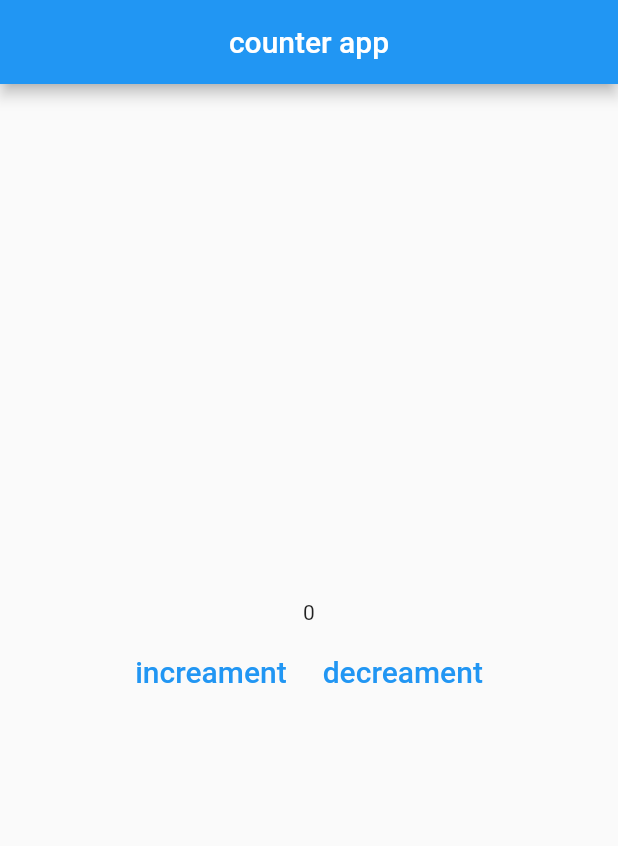
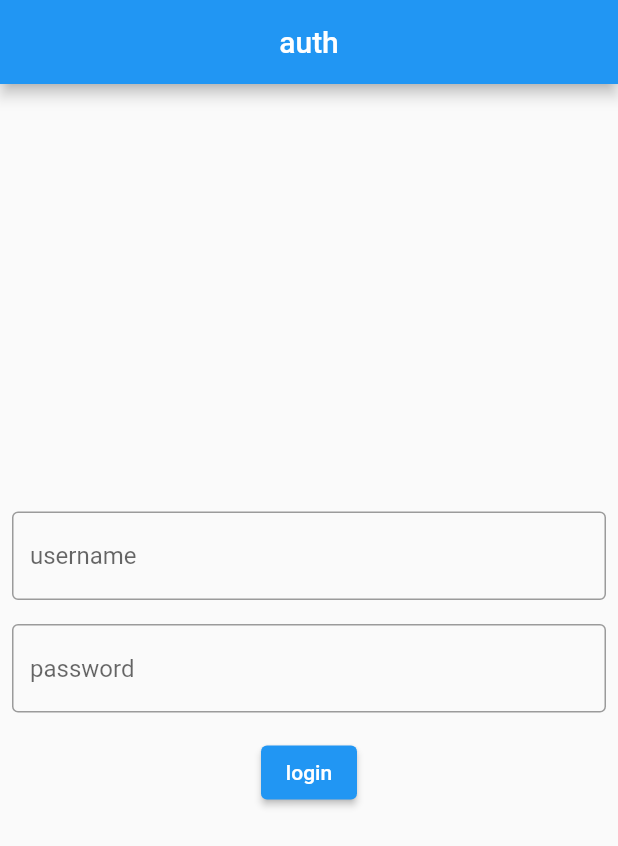
Before and after one commit to AnasAltarazi1998/bloc_sessions, a Flutter app: the screen it shows after launch, on a phone screen of 412 x 824 dp. Shown: the top 846 px of the screen. Run offline on Flutter 3.47's test engine with Material 2 defaults, Android fonts, the phone set to English and light mode, and no system bars; our stand-ins replace bloc, flutter_bloc, get, shared_preferences.

Commit message:
-- Auch bloc

```diff
--- a/lib/Home.dart
+++ /dev/null
@@ -1,66 +0,0 @@
-import 'package:bloc_sessions/bloc/counter_bloc.dart';
-import 'package:flutter/material.dart';
-import 'package:flutter_bloc/flutter_bloc.dart';
-import 'package:get/get.dart';
-
-class Home extends StatelessWidget {
-  Home({Key key}) : super(key: key);
-  CounterBloc counter_bloc;
-  int i = 0;
-  @override
-  Widget build(BuildContext context) {
-    return BlocProvider<CounterBloc>(
-      create: (context) => (counter_bloc = CounterBloc()),
-      child: Scaffold(
-        appBar: AppBar(
-          title: Text('counter app'),
-          centerTitle: true,
-        ),
-        body: Center(
-          child: Column(
-            mainAxisAlignment: MainAxisAlignment.center,
-            children: [
-              BlocBuilder<CounterBloc, CounterState>(
-                builder: (context, state) {
-                  if (state is IncreamentState) {
-                    return Text('${(i = state.i)}');
-                  } else if (state is DecreamentState) {
-                    Get.snackbar("decreament state", 'new value ${state.i}');
-                    return Text('${(i = state.i)}');
-                  } else if (state is CounterInitial) {
-                    return Text('$i');
-                  } else {
-                    return Text('something went wrong');
-                  }
-                },
-              ),
-              ButtonBar(
-                alignment: MainAxisAlignment.center,
-                children: [
-                  TextButton(
-                    onPressed: () {
-                      counter_bloc.add(IncreamentEvent(i: i));
-                    },
-                    child: Text(
-                      'increament',
-                      style: TextStyle(fontSize: 20),
-                    ),
-                  ),
-                  TextButton(
-                    onPressed: () {
-                      counter_bloc.add(DecreamentEvent(i: i));
-                    },
-                    child: Text(
-                      'decreament',
-                      style: TextStyle(fontSize: 20),
-                    ),
-                  ),
-                ],
-              )
-            ],
-          ),
-        ),
-      ),
-    );
-  }
-}
--- a/lib/bloc/CounterService.dart
+++ /dev/null
@@ -1,4 +0,0 @@
-class CounterService {
-  int increament({int i}) => ++i;
-  int decreament({int i}) => --i;
-}
--- /dev/null
+++ b/lib/bloc/auth_bloc.dart
@@ -0,0 +1,35 @@
+import 'dart:async';
+
+import 'package:bloc/bloc.dart';
+import 'package:bloc_sessions/models/auth_model.dart';
+import 'package:bloc_sessions/models/registered_user.dart';
+import 'package:bloc_sessions/services/auth_service.dart';
+import 'package:bloc_sessions/util/local_cred.dart';
+import 'package:get/get.dart';
+import 'package:meta/meta.dart';
+
+part 'auth_event.dart';
+part 'auth_state.dart';
+
+class AuthBloc extends Bloc<AuthEvent, AuthState> {
+  AuthBloc() : super(AuthInitial());
+  AuthService authService = AuthService();
+
+  StorageUtil storageUtil = StorageUtil.getInstance();
+  @override
+  Stream<AuthState> mapEventToState(
+    AuthEvent event,
+  ) async* {
+    if (event is LoginEvent) {
+      yield AuthenticatingState();
+      try {
+        RegisteredUser result = await authService.authUser(event.authModel);
+        storageUtil.storeAuth(result);
+        yield AuthenticatedState(registeredUser: result);
+      } catch (e) {
+        yield ErrorState(
+            message: e.toString().substring(e.toString().indexOf(':') + 1));
+      }
+    }
+  }
+}
--- /dev/null
+++ b/lib/bloc/auth_event.dart
@@ -0,0 +1,10 @@
+part of 'auth_bloc.dart';
+
+@immutable
+abstract class AuthEvent {}
+
+class LoginEvent extends AuthEvent {
+  AuthModel authModel;
+
+  LoginEvent({this.authModel});
+}
--- /dev/null
+++ b/lib/bloc/auth_state.dart
@@ -0,0 +1,19 @@
+part of 'auth_bloc.dart';
+
+@immutable
+abstract class AuthState {}
+
+class AuthInitial extends AuthState {}
+
+class ErrorState extends AuthState {
+  String message;
+  ErrorState({this.message});
+}
+
+class AuthenticatedState extends AuthState {
+  RegisteredUser registeredUser;
+
+  AuthenticatedState({this.registeredUser});
+}
+
+class AuthenticatingState extends AuthState {}
--- a/lib/bloc/counter_bloc.dart
+++ /dev/null
@@ -1,25 +0,0 @@
-import 'dart:async';
-
-import 'package:bloc/bloc.dart';
-import 'package:bloc_sessions/bloc/CounterService.dart';
-import 'package:get/get.dart';
-import 'package:meta/meta.dart';
-
-part 'counter_event.dart';
-part 'counter_state.dart';
-
-class CounterBloc extends Bloc<CounterEvent, CounterState> {
-  CounterBloc() : super(CounterInitial());
-  CounterService counterService = CounterService();
-
-  @override
-  Stream<CounterState> mapEventToState(CounterEvent event) async* {
-    yield CounterInitial();
-    if (event is IncreamentEvent) {
-      Get.snackbar("increamnet state", 'new value ${event.i}');
-      yield IncreamentState(i: counterService.increament(i: event.i));
-    } else if (event is DecreamentEvent) {
-      yield DecreamentState(i: counterService.decreament(i: event.i));
-    }
-  }
-}
--- a/lib/bloc/counter_event.dart
+++ /dev/null
@@ -1,14 +0,0 @@
-part of 'counter_bloc.dart';
-
-@immutable
-abstract class CounterEvent {}
-
-class IncreamentEvent extends CounterEvent {
-  int i;
-  IncreamentEvent({this.i});
-}
-
-class DecreamentEvent extends CounterEvent {
-  int i;
-  DecreamentEvent({this.i});
-}
--- a/lib/bloc/counter_state.dart
+++ /dev/null
@@ -1,16 +0,0 @@
-part of 'counter_bloc.dart';
-
-@immutable
-abstract class CounterState {}
-
-class CounterInitial extends CounterState {}
-
-class IncreamentState extends CounterState {
-  int i;
-  IncreamentState({this.i});
-}
-
-class DecreamentState extends CounterState {
-  int i;
-  DecreamentState({this.i});
-}
--- /dev/null
+++ b/lib/login.dart
@@ -0,0 +1,113 @@
+import 'package:bloc_sessions/bloc/auth_bloc.dart';
+import 'package:bloc_sessions/models/auth_model.dart';
+import 'package:bloc_sessions/services/auth_service.dart';
+import 'package:flutter/material.dart';
+import 'package:flutter_bloc/flutter_bloc.dart';
+import 'package:get/get.dart';
+
+class Login extends StatelessWidget {
+  Login({Key key}) : super(key: key);
+
+  TextEditingController usernameController = TextEditingController();
+  TextEditingController passwordController = TextEditingController();
+  AuthService authService = AuthService();
+  AuthBloc authBloc;
+  @override
+  Widget build(BuildContext context) {
+    return BlocProvider(
+      create: (context) {
+        return (authBloc = AuthBloc());
+      },
+      child: Scaffold(
+        appBar: AppBar(
+          title: Text('auth'),
+          centerTitle: true,
+          titleSpacing: 2,
+        ),
+        body: Padding(
+          padding: const EdgeInsets.all(8.0),
+          child: BlocConsumer<AuthBloc, AuthState>(
+            listener: (context, state) {
+              if (state is AuthenticatedState)
+                Navigator.of(context)
+                    .pushNamedAndRemoveUntil('/profile', (route) => false);
+            },
+            builder: (context, state) {
+              if (state is AuthInitial) {
+                return Column(
+                  mainAxisAlignment: MainAxisAlignment.center,
+                  children: [
+                    TextField(
+                      controller: usernameController,
+                      decoration: InputDecoration(
+                          border: OutlineInputBorder(), hintText: 'username'),
+                    ),
+                    Padding(padding: EdgeInsets.all(8)),
+                    TextField(
+                      controller: passwordController,
+                      obscureText: true,
+                      decoration: InputDecoration(
+                          border: OutlineInputBorder(), hintText: 'password'),
+                    ),
+                    Padding(padding: EdgeInsets.all(8)),
+                    ElevatedButton(
+                        onPressed: () {
+                          authBloc.add(
+                            LoginEvent(
+                              authModel: AuthModel(
+                                  email: usernameController.text,
+                                  password: passwordController.text),
+                            ),
+                          );
+                        },
+                        child: Text('login'))
+                  ],
+                );
+              } else if (state is AuthenticatingState) {
+                return Center(
+                  child: CircularProgressIndicator(),
+                );
+              } else if (state is ErrorState) {
+                return Column(
+                  mainAxisAlignment: MainAxisAlignment.center,
+                  children: [
+                    TextField(
+                      controller: usernameController,
+                      decoration: InputDecoration(
+                          border: OutlineInputBorder(), hintText: 'username'),
+                    ),
+                    Padding(padding: EdgeInsets.all(8)),
+                    TextField(
+                      controller: passwordController,
+                      obscureText: true,
+                      decoration: InputDecoration(
+                          border: OutlineInputBorder(), hintText: 'password'),
+                    ),
+                    Padding(padding: EdgeInsets.all(8)),
+                    ElevatedButton(
+                      onPressed: () {
+                        authBloc.add(
+                          LoginEvent(
+                            authModel: AuthModel(
+                                email: usernameController.text,
+                                password: passwordController.text),
+                          ),
+                        );
+                      },
+                      child: Text('login'),
+                    ),
+                    Text(
+                      '${state.message}',
+                      style: TextStyle(color: Colors.red),
+                    )
+                  ],
+                );
+              } else
+                return Text('something went wrong');
+            },
+          ),
+        ),
+      ),
+    );
+  }
+}
--- a/lib/main.dart
+++ b/lib/main.dart
@@ -1,19 +1,24 @@
-import 'package:bloc_sessions/Home.dart';
+import 'package:bloc_sessions/login.dart';
+import 'package:bloc_sessions/profile.dart';
+import 'package:bloc_sessions/util/local_cred.dart';
 import 'package:flutter/material.dart';
 import 'package:get/get.dart';
 
-void main() {
-  runApp(MyApp());
+void main() async {
+  WidgetsFlutterBinding.ensureInitialized();
+  StorageUtil storageUtil = StorageUtil.getInstance();
+  String home = await storageUtil.initRoute();
+  runApp(MyApp(home: home));
 }
 
 class MyApp extends StatelessWidget {
-  const MyApp({Key key}) : super(key: key);
-
+  MyApp({Key key, this.home}) : super(key: key);
+  String home;
   @override
   Widget build(BuildContext context) {
     return GetMaterialApp(
-      initialRoute: '/home',
-      routes: {'/home': (_) => Home()},
+      initialRoute: home,
+      routes: {'/home': (_) => Login(), '/profile': (_) => Profile()},
     );
   }
 }
--- /dev/null
+++ b/lib/models/auth_model.dart
@@ -0,0 +1,18 @@
+class AuthModel {
+  String password;
+  String email;
+
+  AuthModel({this.password, this.email});
+
+  AuthModel.fromJson(Map<String, dynamic> json) {
+    password = json['password'];
+    email = json['email'];
+  }
+
+  Map<String, dynamic> toJson() {
+    final Map<String, dynamic> data = new Map<String, dynamic>();
+    data['password'] = this.password;
+    data['email'] = this.email;
+    return data;
+  }
+}
--- /dev/null
+++ b/lib/models/registered_user.dart
@@ -0,0 +1,44 @@
+class RegisteredUser {
+  int id;
+  String username;
+  String email;
+  String password;
+  Null birthday;
+  Null address;
+  String college;
+  String gender;
+
+  RegisteredUser(
+      {this.id,
+      this.username,
+      this.email,
+      this.password,
+      this.birthday,
+      this.address,
+      this.college,
+      this.gender});
+
+  RegisteredUser.fromJson(Map<String, dynamic> json) {
+    id = json['id'];
+    username = json['username'];
+    email = json['email'];
+    password = json['password'];
+    birthday = json['birthday'];
+    address = json['address'];
+    college = json['college'];
+    gender = json['gender'];
+  }
+
+  Map<String, dynamic> toJson() {
+    final Map<String, dynamic> data = new Map<String, dynamic>();
+    data['id'] = this.id;
+    data['username'] = this.username;
+    data['email'] = this.email;
+    data['password'] = this.password;
+    data['birthday'] = this.birthday;
+    data['address'] = this.address;
+    data['college'] = this.college;
+    data['gender'] = this.gender;
+    return data;
+  }
+}
--- /dev/null
+++ b/lib/services/auth_service.dart
@@ -0,0 +1,27 @@
+import 'dart:convert';
+
+import 'package:bloc_sessions/models/auth_model.dart';
+import 'package:bloc_sessions/models/registered_user.dart';
+import 'package:http/http.dart' as http;
+
+class AuthService {
+  Future<RegisteredUser> authUser(AuthModel auth) async {
+    // http.Response response = await http.post(
+    //     Uri.parse('http://192.168.137.1:8080/api/v1/auth/signin'),
+    //     body: jsonEncode(auth),
+    //     headers: {'Content-Type': 'application/json;charset=utf-8'});
+    // print('${response.body}');
+
+    // if (!response.body.startsWith("{")) throw Exception('${response.body}');
+
+    // RegisteredUser registeredUser =
+    //     RegisteredUser.fromJson(jsonDecode(response.body));
+    // return registeredUser;
+    if (auth.email == "java@email" && auth.password == "pass")
+      return RegisteredUser(
+          id: 1, username: 'java', password: 'pass', email: 'java@email');
+    else {
+      throw Exception('error...');
+    }
+  }
+}
--- /dev/null
+++ b/lib/util/local_cred.dart
@@ -0,0 +1,34 @@
+import 'dart:convert';
+
+import 'package:shared_preferences/shared_preferences.dart';
+
+class StorageUtil {
+  static final StorageUtil _storageUtil = StorageUtil._internal();
+
+  factory StorageUtil.getInstance() {
+    return _storageUtil;
+  }
+
+  StorageUtil._internal();
+
+  void storeAuth(Object data) async {
+    SharedPreferences _sharedPref = await SharedPreferences.getInstance();
+    _sharedPref.setString('registeredUser', jsonEncode(data));
+    _sharedPref.setString('initRoute', '/profile');
+  }
+
+  Future<String> initRoute() async {
+    SharedPreferences _sharedPref = await SharedPreferences.getInstance();
+    return _sharedPref.getString('initRoute') ?? '/home';
+  }
+
+  void clean() async {
+    SharedPreferences _sharedPref = await SharedPreferences.getInstance();
+    _sharedPref.clear();
+  }
+
+  Future<dynamic> getAuth() async {
+    SharedPreferences _sharedPref = await SharedPreferences.getInstance();
+    return jsonDecode(_sharedPref.get('registeredUser'));
+  }
+}
--- a/pubspec.yaml
+++ b/pubspec.yaml
@@ -27,6 +27,9 @@ dependencies:
   cupertino_icons: ^1.0.2
   flutter_bloc: ^7.0.1
   get: ^4.1.4
+  http: ^0.13.3
+  shared_preferences: ^2.0.5
+
 
 dev_dependencies:
   flutter_test:
```
Also changed, not shown: lib/profile.dart (added, +26 -0 lines), pubspec.lock.
